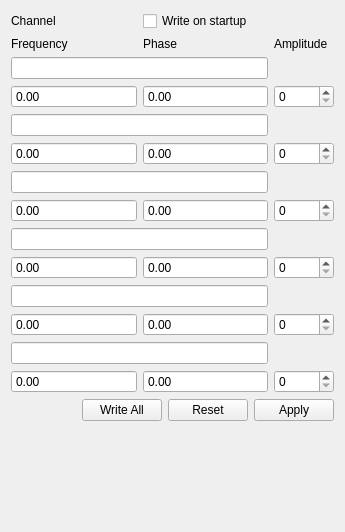
MonroeQuantumNetworks/IonControl, file ui/DDS.ui: the form before one commit.
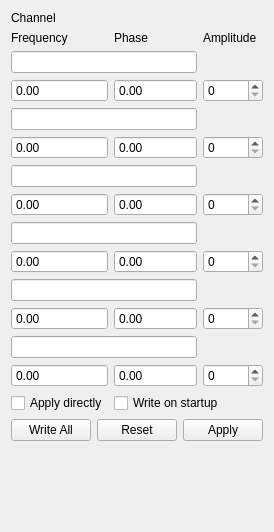
The form after the commit. Custom widgets are drawn as their Qt base class.

Commit message: add autopply to DDSui

The edit to the form file:
```diff
--- a/ui/DDS.ui
+++ b/ui/DDS.ui
@@ -6,7 +6,7 @@
    <rect>
     <x>0</x>
     <y>0</y>
-    <width>345</width>
+    <width>263</width>
     <height>532</height>
    </rect>
   </property>
@@ -347,7 +347,14 @@
        </property>
       </widget>
      </item>
-     <item row="0" column="1" colspan="2">
+     <item row="14" column="0">
+      <widget class="QCheckBox" name="autoApplyBox">
+       <property name="text">
+        <string>Apply directly</string>
+       </property>
+      </widget>
+     </item>
+     <item row="14" column="1" colspan="2">
       <widget class="QCheckBox" name="checkBoxWriteOnStartup">
        <property name="text">
         <string>Write on startup</string>
```
Left out of the diff: 230 changed lines with no effect on the pictures. The commit also changes 2 other files.
